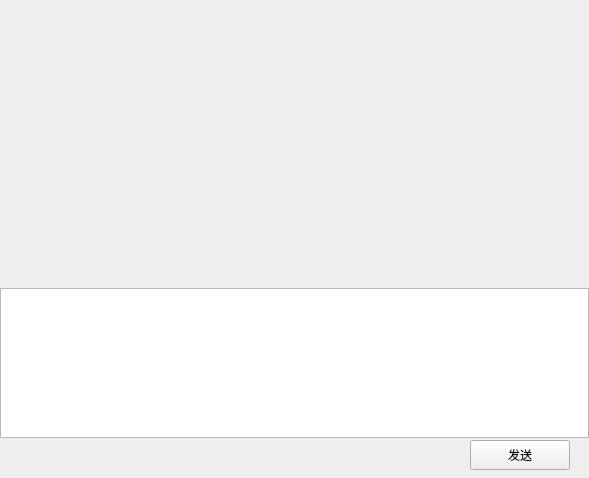
The window that client/llfcchat/chatpage.ui (yqkgwxQl/llfcpro) describes before a commit, drawn with Qt 5.
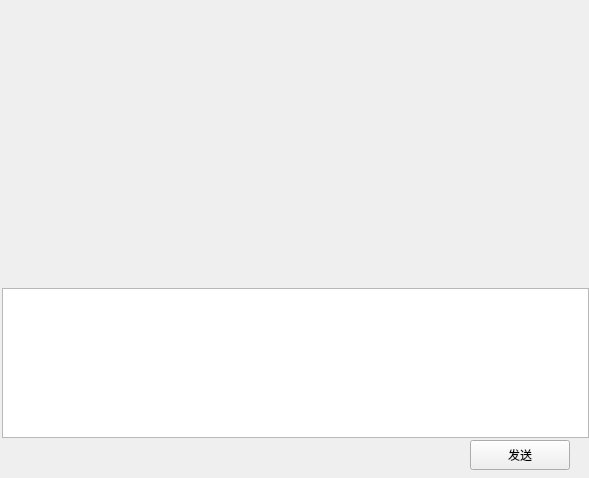
The same window after the commit. Custom widgets are drawn as their Qt base class.

The edit to the form file:
```diff
--- a/client/llfcchat/chatpage.ui
+++ b/client/llfcchat/chatpage.ui
@@ -13,7 +13,7 @@
   <property name="windowTitle">
    <string>Form</string>
   </property>
-  <layout class="QVBoxLayout" name="verticalLayout">
+  <layout class="QHBoxLayout" name="horizontalLayout_7">
    <property name="spacing">
     <number>0</number>
    </property>
@@ -29,6 +29,61 @@
    <property name="bottomMargin">
     <number>0</number>
    </property>
+   <item>
+    <widget class="QWidget" name="chat_divider_wid" native="true">
+     <property name="enabled">
+      <bool>true</bool>
+     </property>
+     <property name="minimumSize">
+      <size>
+       <width>2</width>
+       <height>0</height>
+      </size>
+     </property>
+     <property name="maximumSize">
+      <size>
+       <width>2</width>
+       <height>16777215</height>
+      </size>
+     </property>
+     <layout class="QHBoxLayout" name="horizontalLayout_8">
+      <property name="spacing">
+       <number>0</number>
+      </property>
+      <property name="leftMargin">
+       <number>0</number>
+      </property>
+      <property name="topMargin">
+       <number>0</number>
+      </property>
+      <property name="rightMargin">
+       <number>0</number>
+      </property>
+      <property name="bottomMargin">
+       <number>0</number>
+      </property>
+      <item>
+       <widget class="QLabel" name="chat_divider_lb">
+        <property name="minimumSize">
+         <size>
+          <width>2</width>
+          <height>0</height>
+         </size>
+        </property>
+        <property name="maximumSize">
+         <size>
+          <width>2</width>
+          <height>16777215</height>
+         </size>
+        </property>
+        <property name="text">
+         <string/>
+        </property>
+       </widget>
+      </item>
+     </layout>
+    </widget>
+   </item>
    <item>
     <widget class="QWidget" name="chat_data_wid" native="true">
      <layout class="QVBoxLayout" name="verticalLayout_4">
```
